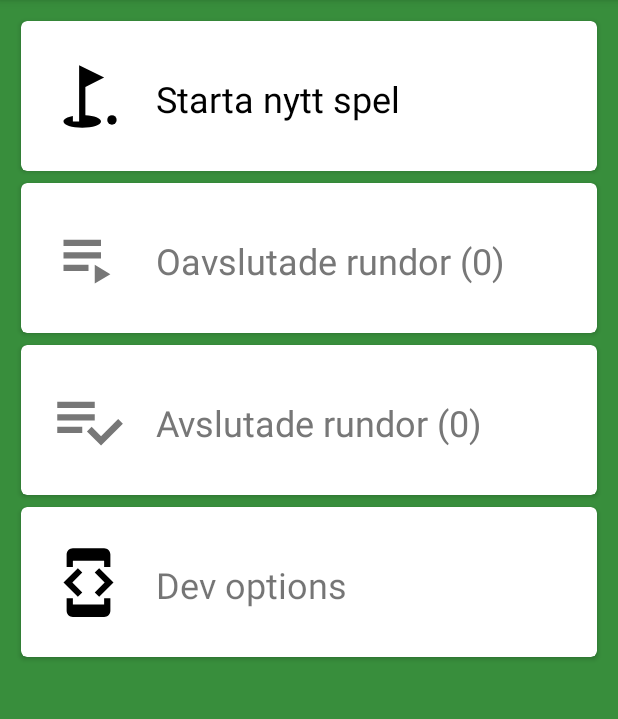
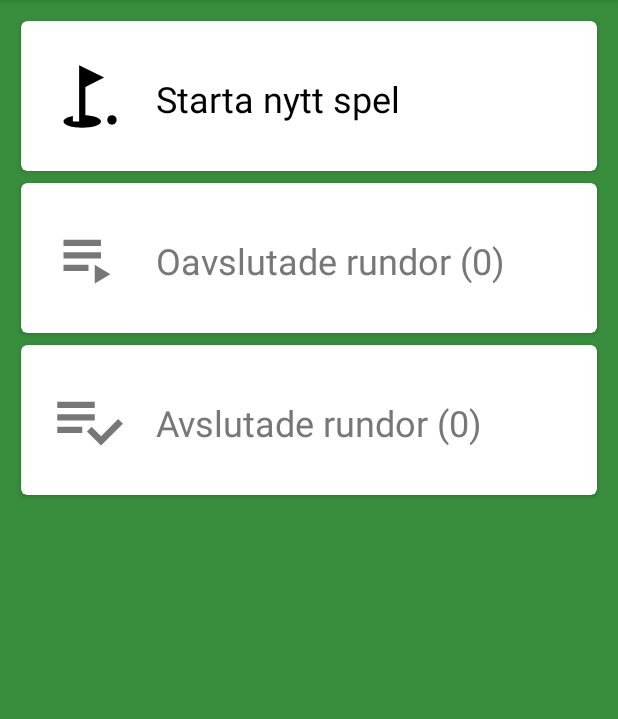
Before and after one commit to raoulkent/dit-och-dat, an Android app: the screen it shows after launch (StartScreenActivity), on a phone screen of 412 x 824 dp, the part 84-803 px from its top. Run offline under Robolectric (Android 15) with nearby library versions, the phone set to English and light mode, and no system bars; our stand-ins replace Room's generated code.

Commit message:
Disabled dev options for release build

```diff
--- a/development/SimpleGolf/app/src/main/java/com/example/simplegolf/CourseSelectActivity.java
+++ b/development/SimpleGolf/app/src/main/java/com/example/simplegolf/CourseSelectActivity.java
@@ -75,8 +75,8 @@ public class CourseSelectActivity extends AppCompatActivity {
     private void buildRecyclerView() {
         ProgressBar progressBar = findViewById(R.id.progressBar);
         TextView textLoading = findViewById(R.id.textLoading);
-        progressBar.setVisibility(View.INVISIBLE);
-        textLoading.setVisibility(View.INVISIBLE);
+        progressBar.setVisibility(View.GONE);
+        textLoading.setVisibility(View.GONE);
         mRecyclerView = findViewById(R.id.course_recycler);
         mRecyclerView.setHasFixedSize(true);
         mLayoutManager = new LinearLayoutManager(this);
--- a/development/SimpleGolf/app/src/main/java/com/example/simplegolf/StartScreenActivity.java
+++ b/development/SimpleGolf/app/src/main/java/com/example/simplegolf/StartScreenActivity.java
@@ -44,6 +44,7 @@ public class StartScreenActivity extends AppCompatActivity {
 
         // Onclick listener for developer options.
         View developerCard = findViewById(R.id.developerCard);
+        developerCard.setVisibility(View.GONE); // Comment out when debugging.
         developerCard.setOnClickListener(v -> developerOptions());
 
         loadNumberOfRounds();
```
